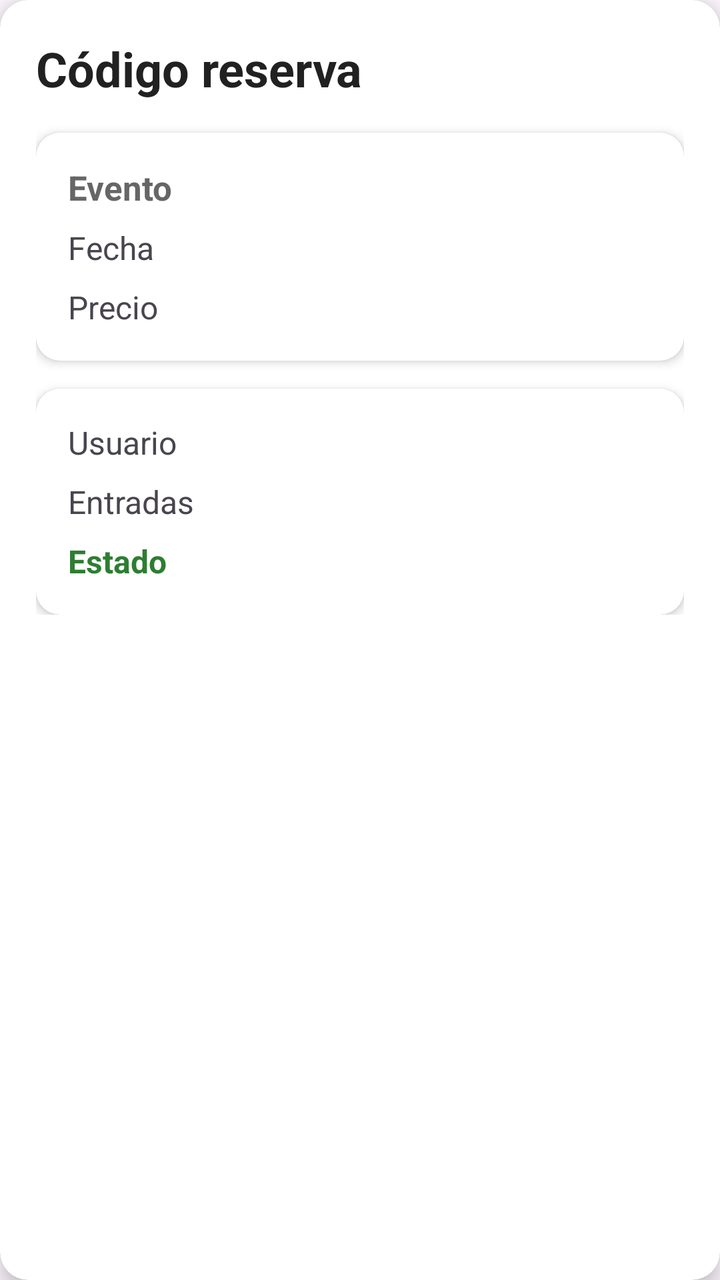
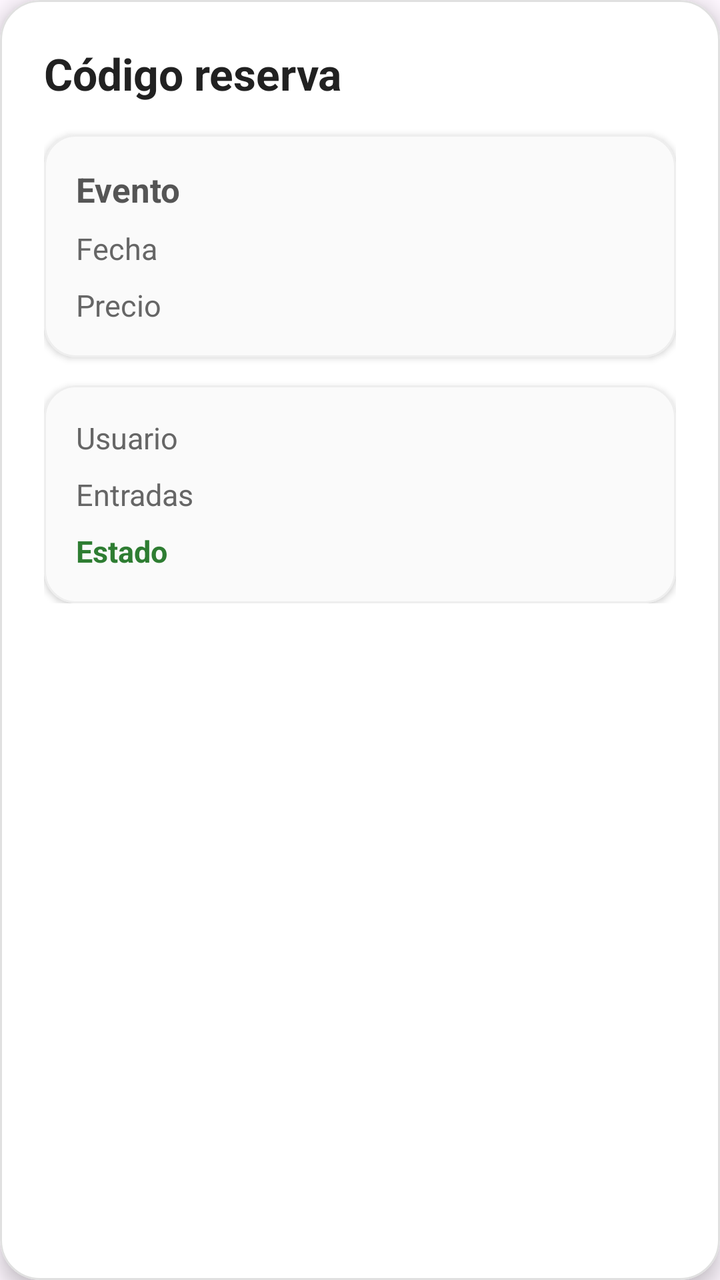

Screens rendered from an Android XML layout before and after an edit, with the pre-edit source and the edit as a unified diff.
<!-- AndroidManifest.xml: application theme Theme.AppEventia -->
<!-- res/layout/item_reserva.xml -->
<?xml version="1.0" encoding="utf-8"?>
<androidx.cardview.widget.CardView
    xmlns:android="http://schemas.android.com/apk/res/android"
    xmlns:card_view="http://schemas.android.com/apk/res-auto"
    android:layout_width="match_parent"
    android:layout_height="wrap_content"
    android:layout_marginStart="8dp"
    android:layout_marginEnd="8dp"
    android:layout_marginTop="8dp"
    android:layout_marginBottom="12dp"
    card_view:cardCornerRadius="14dp"
    card_view:cardElevation="6dp">

    <LinearLayout
        android:layout_width="match_parent"
        android:layout_height="wrap_content"
        android:orientation="vertical"
        android:padding="18dp">

        <TextView
            android:id="@+id/reservaCodigoText"
            android:layout_width="match_parent"
            android:layout_height="wrap_content"
            android:text="Código reserva"
            android:textSize="24sp"
            android:textStyle="bold"
            android:textColor="#212121"
            android:layout_marginBottom="16dp"/>

        

        <androidx.cardview.widget.CardView
            android:layout_width="match_parent"
            android:layout_height="wrap_content"
            android:layout_marginBottom="14dp"
            card_view:cardCornerRadius="12dp"
            card_view:cardElevation="3dp">

            <LinearLayout
                android:layout_width="match_parent"
                android:layout_height="wrap_content"
                android:orientation="vertical"
                android:padding="16dp">

                <TextView
                    android:id="@+id/reservaEventoText"
                    android:layout_width="match_parent"
                    android:layout_height="wrap_content"
                    android:text="Evento"
                    android:textSize="17sp"
                    android:textStyle="bold"
                    android:textColor="#666666"
                    android:layout_marginBottom="8dp"/>

                <TextView
                    android:id="@+id/reservaFechaText"
                    android:layout_width="match_parent"
                    android:layout_height="wrap_content"
                    android:text="Fecha"
                    android:textSize="16sp"
                    android:layout_marginBottom="8dp"/>

                <TextView
                    android:id="@+id/reservaPrecioText"
                    android:layout_width="match_parent"
                    android:layout_height="wrap_content"
                    android:text="Precio"
                    android:textSize="16sp"/>

            </LinearLayout>

        </androidx.cardview.widget.CardView>

        

        <androidx.cardview.widget.CardView
            android:layout_width="match_parent"
            android:layout_height="wrap_content"
            card_view:cardCornerRadius="12dp"
            card_view:cardElevation="3dp">

            <LinearLayout
                android:layout_width="match_parent"
                android:layout_height="wrap_content"
                android:orientation="vertical"
                android:padding="16dp">

                <TextView
                    android:id="@+id/reservaUsuarioText"
                    android:layout_width="match_parent"
                    android:layout_height="wrap_content"
                    android:text="Usuario"
                    android:textSize="16sp"
                    android:layout_marginBottom="8dp"/>

                <TextView
                    android:id="@+id/reservaEntradasText"
                    android:layout_width="match_parent"
                    android:layout_height="wrap_content"
                    android:text="Entradas"
                    android:textSize="16sp"
                    android:layout_marginBottom="8dp"/>

                <TextView
                    android:id="@+id/reservaEstadoText"
                    android:layout_width="match_parent"
                    android:layout_height="wrap_content"
                    android:text="Estado"
                    android:textSize="16sp"
                    android:textStyle="bold"
                    android:textColor="#2E7D32"/>

            </LinearLayout>

        </androidx.cardview.widget.CardView>

    </LinearLayout>

</androidx.cardview.widget.CardView>
<!-- resources referenced by this layout -->
<resources>
  <style name="Theme.AppEventia" parent="Base.Theme.AppEventia" />
  <style name="Base.Theme.AppEventia" parent="Theme.Material3.DayNight">
          
          
      </style>
</resources>

<!-- the commit's change to res/layout/item_reserva.xml (unified diff, before → after) -->
@@ -1,40 +1,44 @@
 <?xml version="1.0" encoding="utf-8"?>
-<androidx.cardview.widget.CardView
+<com.google.android.material.card.MaterialCardView
     xmlns:android="http://schemas.android.com/apk/res/android"
-    xmlns:card_view="http://schemas.android.com/apk/res-auto"
+    xmlns:app="http://schemas.android.com/apk/res-auto"
     android:layout_width="match_parent"
     android:layout_height="wrap_content"
     android:layout_marginStart="8dp"
     android:layout_marginEnd="8dp"
     android:layout_marginTop="8dp"
     android:layout_marginBottom="12dp"
-    card_view:cardCornerRadius="14dp"
-    card_view:cardElevation="6dp">
+    app:cardCornerRadius="20dp"
+    app:cardElevation="6dp"
+    app:cardBackgroundColor="#FFFFFF"
+    app:strokeColor="#E0E0E0"
+    app:strokeWidth="1dp">
 
     <LinearLayout
         android:layout_width="match_parent"
         android:layout_height="wrap_content"
         android:orientation="vertical"
-        android:padding="18dp">
+        android:padding="22dp">
 
         <TextView
             android:id="@+id/reservaCodigoText"
             android:layout_width="match_parent"
             android:layout_height="wrap_content"
             android:text="Código reserva"
-            android:textSize="24sp"
+            android:textSize="22sp"
             android:textStyle="bold"
             android:textColor="#212121"
             android:layout_marginBottom="16dp"/>
 
-        
-
-        <androidx.cardview.widget.CardView
+        <com.google.android.material.card.MaterialCardView
             android:layout_width="match_parent"
             android:layout_height="wrap_content"
             android:layout_marginBottom="14dp"
-            card_view:cardCornerRadius="12dp"
-            card_view:cardElevation="3dp">
+            app:cardCornerRadius="16dp"
+            app:cardElevation="2dp"
+            app:cardBackgroundColor="#FAFAFA"
+            app:strokeColor="#EEEEEE"
+            app:strokeWidth="1dp">
 
             <LinearLayout
                 android:layout_width="match_parent"
@@ -49,7 +53,7 @@
                     android:text="Evento"
                     android:textSize="17sp"
                     android:textStyle="bold"
-                    android:textColor="#666666"
+                    android:textColor="#555555"
                     android:layout_marginBottom="8dp"/>
 
                 <TextView
@@ -57,7 +61,8 @@
                     android:layout_width="match_parent"
                     android:layout_height="wrap_content"
                     android:text="Fecha"
-                    android:textSize="16sp"
+                    android:textSize="15sp"
+                    android:textColor="#666666"
                     android:layout_marginBottom="8dp"/>
 
                 <TextView
@@ -65,19 +70,21 @@
                     android:layout_width="match_parent"
                     android:layout_height="wrap_content"
                     android:text="Precio"
-                    android:textSize="16sp"/>
+                    android:textSize="15sp"
+                    android:textColor="#666666"/>
 
             </LinearLayout>
 
-        </androidx.cardview.widget.CardView>
+        </com.google.android.material.card.MaterialCardView>
 
-        
-
-        <androidx.cardview.widget.CardView
+        <com.google.android.material.card.MaterialCardView
             android:layout_width="match_parent"
             android:layout_height="wrap_content"
-            card_view:cardCornerRadius="12dp"
-            card_view:cardElevation="3dp">
+            app:cardCornerRadius="16dp"
+            app:cardElevation="2dp"
+            app:cardBackgroundColor="#FAFAFA"
+            app:strokeColor="#EEEEEE"
+            app:strokeWidth="1dp">
 
             <LinearLayout
                 android:layout_width="match_parent"
@@ -90,7 +97,8 @@
                     android:layout_width="match_parent"
                     android:layout_height="wrap_content"
                     android:text="Usuario"
-                    android:textSize="16sp"
+                    android:textSize="15sp"
+                    android:textColor="#666666"
                     android:layout_marginBottom="8dp"/>
 
                 <TextView
@@ -98,7 +106,8 @@
                     android:layout_width="match_parent"
                     android:layout_height="wrap_content"
                     android:text="Entradas"
-                    android:textSize="16sp"
+                    android:textSize="15sp"
+                    android:textColor="#666666"
                     android:layout_marginBottom="8dp"/>
 
                 <TextView
@@ -106,14 +115,14 @@
                     android:layout_width="match_parent"
                     android:layout_height="wrap_content"
                     android:text="Estado"
-                    android:textSize="16sp"
+                    android:textSize="15sp"
                     android:textStyle="bold"
                     android:textColor="#2E7D32"/>
 
             </LinearLayout>
 
-        </androidx.cardview.widget.CardView>
+        </com.google.android.material.card.MaterialCardView>
 
     </LinearLayout>
 
-</androidx.cardview.widget.CardView>
+</com.google.android.material.card.MaterialCardView>
